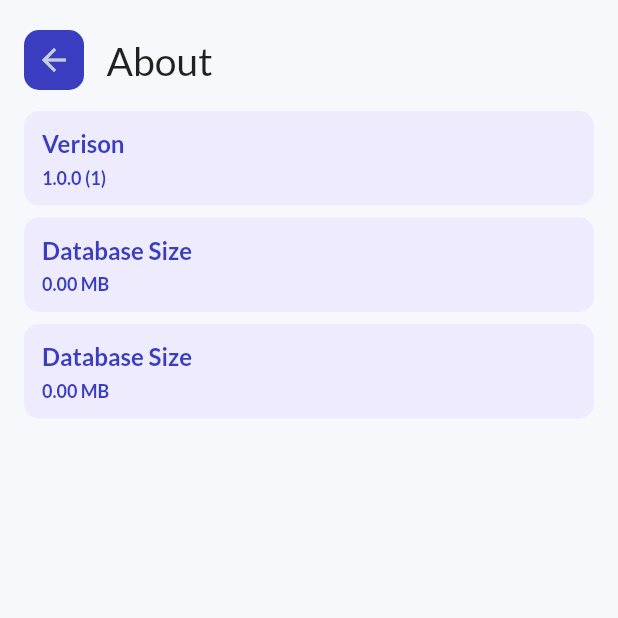
After one commit to pratyushharsh/xpos, a Flutter app: the AboutView screen opened directly, on a phone screen of 412 x 824 dp, the top half of it. The commit adds this screen. Run offline on Flutter 3.47's test engine with Material 2 defaults, Android fonts, the phone set to English and light mode, and no system bars; our stand-ins replace awesome_snackbar_content, barcode_widget, bloc, blurrycontainer, csv, device_info_plus and 19 more; missing offline and left inert: amazon_cognito_identity_dart_2, dart:ffi, number_to_words; accounts and stored records are empty; generated files the repository leaves out were written again; network calls fail; project files that could hold a hidden picture were left out.

Commit message:
Implemented fixed #30

```diff
--- a/lib/main.dart
+++ b/lib/main.dart
@@ -22,6 +22,7 @@ import 'src/entity/pos/reason_code_entity.dart';
 
 final log = Logger('Main');
 
+
 Future<void> main() {
   return BlocOverrides.runZoned(() async {
     WidgetsFlutterBinding.ensureInitialized();
@@ -30,9 +31,7 @@ Future<void> main() {
 
     // Database Configuration
     final dir = await getApplicationSupportDirectory();
-    final appDoc = await getApplicationDocumentsDirectory();
     await Constants.getImageBasePath();
-    log.info('App Documents Directory:  $appDoc');
     log.info('App Support Directory:  $dir');
     final isar = await Isar.open(
       [
--- a/lib/src/config/constants.dart
+++ b/lib/src/config/constants.dart
@@ -7,7 +7,7 @@ class Constants {
   static String baseImagePath = "";
 
   static Future<String> getImageBasePath() async {
-    final appDoc = await getApplicationDocumentsDirectory();
+    final appDoc = await getApplicationSupportDirectory();
     baseImagePath = appDoc.path + "/images/";
     return baseImagePath;
   }
--- a/lib/src/config/route_config.dart
+++ b/lib/src/config/route_config.dart
@@ -19,6 +19,7 @@ import 'package:receipt_generator/src/module/splash_screen/splash_screen_view.da
 import 'package:receipt_generator/src/module/tax/create_edit_tax.dart';
 
 import '../entity/pos/employee_entity.dart';
+import '../module/about/about_view.dart';
 import '../module/create_edit_customer/create_edit_customer_view.dart';
 import '../module/create_new_item/modify_line_item_screen.dart';
 import '../module/employee/employee_list_view.dart';
@@ -28,6 +29,7 @@ import '../module/receipt_setting/invoice_setting_view.dart';
 class RouteConfig {
 
   static const String splashScreen = "/";
+  static const String aboutScreen = "/about";
   static const String homeScreen = "/home";
   static const String editItemScreen = "/edit-item";
   static const String editSaleLineItemScreen = "/edit-sale-line-item";
@@ -56,6 +58,8 @@ class RouteConfig {
         return MaterialPageRoute(builder: (_) => const SplashScreen());
       case homeScreen:
         return MaterialPageRoute(builder: (_) => const HomeScreen());
+      case aboutScreen:
+        return MaterialPageRoute(builder: (_) => const AboutScreen());
       case editItemScreen:
         var pId = settings.arguments;
         if (pId is String) {
--- /dev/null
+++ b/lib/src/module/about/about_view.dart
@@ -0,0 +1,190 @@
+import 'dart:io';
+
+import 'package:flutter/material.dart';
+import 'package:flutter_bloc/flutter_bloc.dart';
+import 'package:isar/isar.dart';
+import 'package:package_info_plus/package_info_plus.dart';
+import 'package:path_provider/path_provider.dart';
+
+import '../../config/theme_settings.dart';
+import '../../widgets/appbar_leading.dart';
+
+class AboutScreen extends StatelessWidget {
+  const AboutScreen({Key? key}) : super(key: key);
+
+  @override
+  Widget build(BuildContext context) {
+    return const AboutView();
+  }
+}
+
+class AboutView extends StatelessWidget {
+  const AboutView({Key? key}) : super(key: key);
+
+  @override
+  Widget build(BuildContext context) {
+    return Container(
+        color: AppColor.background,
+        child: SafeArea(
+            child: Scaffold(
+          backgroundColor: AppColor.background,
+          body: Stack(
+            fit: StackFit.expand,
+            children: [
+              const AboutScreenComponentList(),
+              Positioned(
+                top: 20,
+                left: 16,
+                child: AppBarLeading(
+                  heading: 'About',
+                  icon: Icons.arrow_back,
+                  onTap: () {
+                    Navigator.of(context).pop();
+                  },
+                ),
+              ),
+            ],
+          ),
+        )));
+  }
+}
+
+class AboutScreenComponentList extends StatelessWidget {
+  const AboutScreenComponentList({Key? key}) : super(key: key);
+
+  Future<String> calculateSizeOfDirectory(BuildContext context) async {
+    final appDoc = await getApplicationSupportDirectory();
+    String dirPath = appDoc.path;
+    int fileNum = 0;
+    int totalSize = 0;
+    var dir = Directory(dirPath);
+    try {
+      if (dir.existsSync()) {
+        dir.listSync(recursive: true, followLinks: false)
+            .forEach((FileSystemEntity entity) {
+          if (entity is File) {
+            fileNum++;
+            totalSize += entity.lengthSync();
+          }
+        });
+      }
+    } catch (e) {
+      print(e.toString());
+    }
+    // return {'fileNum': fileNum, 'size': totalSize};
+    return '${(totalSize / (1024 * 1024)).toStringAsFixed(2)} MB';
+  }
+
+  Future<String> calculateDatabaseSize(BuildContext context) async {
+    final repo = RepositoryProvider.of<Isar>(context);
+    final size = await repo.getSize(includeIndexes: true, includeLinks: true);
+    return "${(size / (1024 * 1024)).toStringAsFixed(2)} MB";
+  }
+
+  Future<String> getApplicationVersion(BuildContext context) async {
+    final info = await PackageInfo.fromPlatform();
+    return '${info.version} (${info.buildNumber})';
+  }
+
+  @override
+  Widget build(BuildContext context) {
+    return SingleChildScrollView(
+      child: Container(
+        padding: const EdgeInsets.symmetric(
+          horizontal: 16,
+        ),
+        child: Column(
+          children: [
+            const SizedBox(
+              height: 70,
+            ),
+            AboutScreenCard(
+              child: InfoWidget(
+                label: 'Verison',
+                future: getApplicationVersion,
+              ),
+            ),
+            AboutScreenCard(
+              child: InfoWidget(
+                label: 'Database Size',
+                future: calculateDatabaseSize,
+              ),
+            ),
+            AboutScreenCard(
+              child: InfoWidget(
+                label: 'Database Size',
+                future: calculateSizeOfDirectory,
+              ),
+            ),
+          ],
+        ),
+      ),
+    );
+  }
+}
+
+class InfoWidget extends StatelessWidget {
+  final String label;
+  final Future<String> Function(BuildContext context) future;
+  const InfoWidget({Key? key, required this.label, required this.future}) : super(key: key);
+
+  @override
+  Widget build(BuildContext context) {
+    return Column(
+      crossAxisAlignment: CrossAxisAlignment.start,
+      children: [
+        Text(
+          label,
+          style: const TextStyle(
+              fontSize: 16,
+              fontWeight: FontWeight.bold,
+              color: AppColor.primary),
+        ),
+        const SizedBox(
+          height: 6,
+        ),
+        FutureBuilder(
+          future: future(context),
+          builder: (context, snapshot) {
+            if (snapshot.hasData) {
+              return Text(
+                snapshot.data.toString(),
+                style: const TextStyle(
+                    fontSize: 12,
+                    fontWeight: FontWeight.bold,
+                    color: AppColor.primary),
+              );
+            } else {
+              return const Text(
+                "Calculating......",
+                style: TextStyle(
+                    fontSize: 12,
+                    fontWeight: FontWeight.bold,
+                    color: AppColor.primary),
+              );;
+            }
+          },
+        ),
+      ],
+    );
+  }
+}
+
+class AboutScreenCard extends StatelessWidget {
+  final Widget child;
+  const AboutScreenCard({Key? key, required this.child}) : super(key: key);
+
+  @override
+  Widget build(BuildContext context) {
+    return Container(
+      width: double.infinity,
+      padding: const EdgeInsets.all(12),
+      margin: const EdgeInsets.symmetric(vertical: 4),
+      decoration: BoxDecoration(
+        color: AppColor.color8,
+        borderRadius: BorderRadius.circular(10),
+      ),
+      child: child,
+    );
+  }
+}
--- a/lib/src/module/settings/settings_screen.dart
+++ b/lib/src/module/settings/settings_screen.dart
@@ -164,6 +164,9 @@ class SettingsScreen extends StatelessWidget {
                     ),
                     SettingsItem(text: "FAQ and Videos", onTap: () {}),
                     SettingsItem(text: "Contact us", onTap: () {}),
+                    SettingsItem(text: "About", onTap: () {
+                      Navigator.of(context).pushNamed(RouteConfig.aboutScreen);
+                    }),
                   ],
                 ),
               ),
--- a/lib/src/repositories/sync_config_repository.dart
+++ b/lib/src/repositories/sync_config_repository.dart
@@ -149,7 +149,7 @@ class SyncConfigRepository {
     try {
       log.info("Loading sample product image data");
       final response =
-          await http.get(Uri.parse(UrlConstants.sampleProductsImagesUrl));
+          await http.get(Uri.parse(url));
       final archive = ZipDecoder().decodeBytes(response.bodyBytes);
       // Write the file to the disk
       for (var file in archive.files) {
--- a/pubspec.yaml
+++ b/pubspec.yaml
@@ -72,6 +72,7 @@ dependencies:
   dropdown_search: ^5.0.3
   image_picker: ^0.8.5+3
   awesome_snackbar_content: ^0.0.8
+  package_info_plus: ^3.0.1
 #  firebase_messaging: ^13.0.2
 
 dev_dependencies:
```
Also changed, not shown: pubspec.lock, 2 other files.
